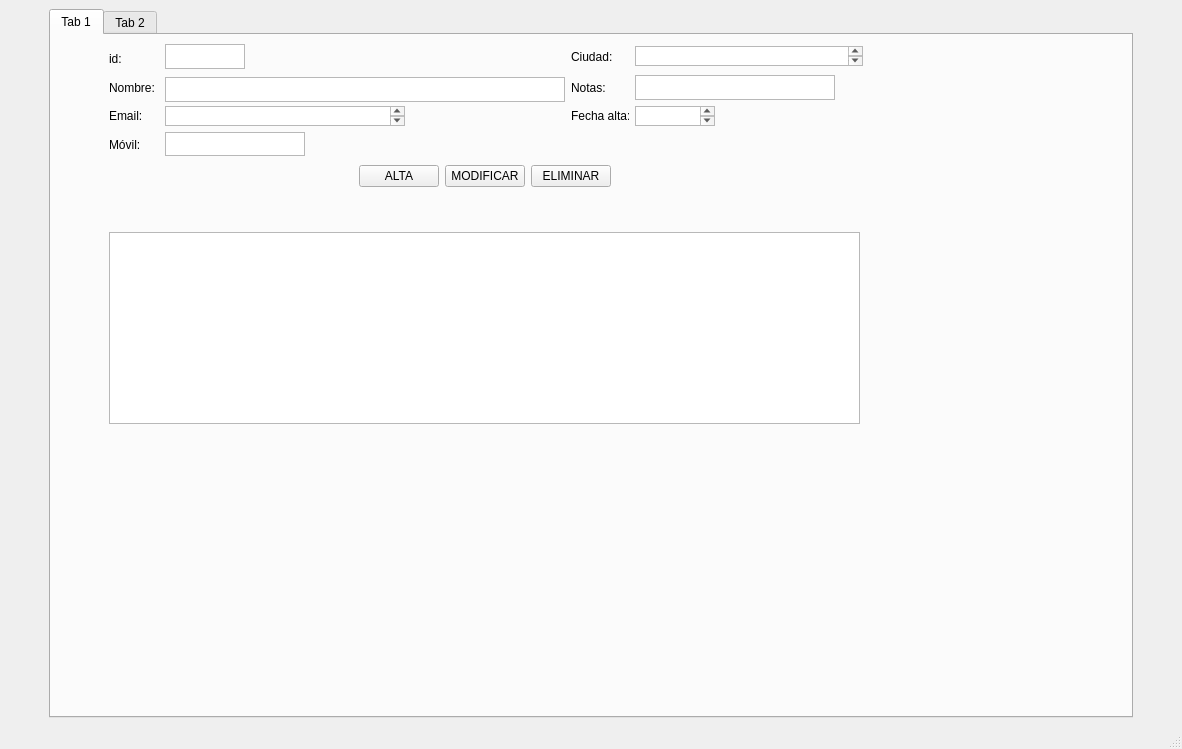
lauri1604/rodriguezrodriguezrecupera, file rodriguezrodriguezrecupera/templates/venPrincipal.ui: the form before one commit.
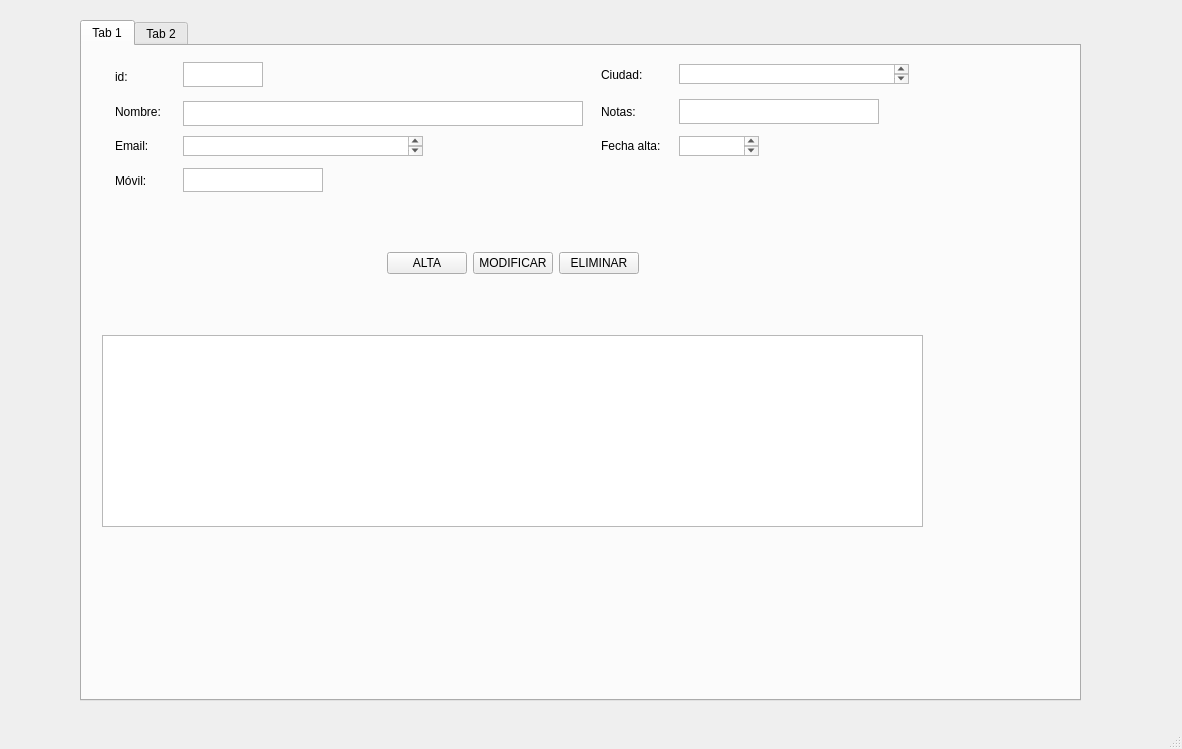
The form after the commit. Icons and pictures are not drawn.

Patch:
```diff
--- a/rodriguezrodriguezrecupera/templates/venPrincipal.ui
+++ b/rodriguezrodriguezrecupera/templates/venPrincipal.ui
@@ -24,9 +24,15 @@
     <normaloff>img/logo.ico</normaloff>img/logo.ico</iconset>
   </property>
   <widget class="QWidget" name="centralwidget">
-   <layout class="QGridLayout" name="gridLayout_12">
-    <item row="0" column="1">
      <widget class="QTabWidget" name="panPrincipal">
+    <property name="geometry">
+     <rect>
+      <x>80</x>
+      <y>20</y>
+      <width>1001</width>
+      <height>681</height>
+     </rect>
+    </property>
       <widget class="QWidget" name="pesContactos">
        <attribute name="title">
         <string>Tab 1</string>
@@ -34,10 +40,10 @@
        <widget class="QWidget" name="layoutWidget">
         <property name="geometry">
          <rect>
-          <x>58</x>
-          <y>9</y>
-          <width>754</width>
-          <height>115</height>
+        <x>21</x>
+        <y>10</y>
+        <width>821</width>
+        <height>146</height>
          </rect>
         </property>
         <layout class="QGridLayout" name="gridLayout">
@@ -330,44 +336,31 @@
        <widget class="QWidget" name="layoutWidget">
         <property name="geometry">
          <rect>
-          <x>58</x>
-          <y>130</y>
-          <width>751</width>
-          <height>259</height>
+        <x>20</x>
+        <y>150</y>
+        <width>821</width>
+        <height>331</height>
          </rect>
         </property>
         <layout class="QGridLayout" name="gridLayout_2">
-         <item row="0" column="0">
-          <spacer name="horizontalSpacer_3">
-           <property name="orientation">
-            <enum>Qt::Horizontal</enum>
-           </property>
-           <property name="sizeHint" stdset="0">
-            <size>
-             <width>40</width>
-             <height>20</height>
-            </size>
-           </property>
-          </spacer>
-         </item>
-         <item row="0" column="1" colspan="3">
-          <layout class="QHBoxLayout" name="horizontalLayout">
+       <item row="1" column="1" colspan="3">
+        <layout class="QHBoxLayout" name="horizontalLayout_2">
            <item>
-            <widget class="QPushButton" name="botonalta">
+          <widget class="QPushButton" name="botonalta_2">
              <property name="text">
               <string>ALTA</string>
              </property>
             </widget>
            </item>
            <item>
-            <widget class="QPushButton" name="botonmodificar">
+          <widget class="QPushButton" name="botonmodificar_2">
              <property name="text">
               <string>MODIFICAR</string>
              </property>
             </widget>
            </item>
            <item>
-            <widget class="QPushButton" name="botoneliminar">
+          <widget class="QPushButton" name="botoneliminar_2">
              <property name="text">
               <string>ELIMINAR</string>
              </property>
@@ -375,10 +368,7 @@
            </item>
           </layout>
          </item>
-         <item row="2" column="0" colspan="5">
-          <widget class="QTableWidget" name="tablaContactos"/>
-         </item>
-         <item row="1" column="2">
+       <item row="0" column="2">
           <spacer name="verticalSpacer">
            <property name="orientation">
             <enum>Qt::Vertical</enum>
@@ -391,7 +381,33 @@
            </property>
           </spacer>
          </item>
-         <item row="0" column="4">
+       <item row="2" column="2">
+        <spacer name="verticalSpacer_2">
+         <property name="orientation">
+          <enum>Qt::Vertical</enum>
+         </property>
+         <property name="sizeHint" stdset="0">
+          <size>
+           <width>20</width>
+           <height>28</height>
+          </size>
+         </property>
+        </spacer>
+       </item>
+       <item row="1" column="0">
+        <spacer name="horizontalSpacer_3">
+         <property name="orientation">
+          <enum>Qt::Horizontal</enum>
+         </property>
+         <property name="sizeHint" stdset="0">
+          <size>
+           <width>40</width>
+           <height>20</height>
+          </size>
+         </property>
+        </spacer>
+       </item>
+       <item row="1" column="4">
           <spacer name="horizontalSpacer_4">
            <property name="orientation">
             <enum>Qt::Horizontal</enum>
@@ -404,6 +420,9 @@
            </property>
           </spacer>
          </item>
+       <item row="3" column="0" colspan="5">
+        <widget class="QTableWidget" name="tableWidget"/>
+       </item>
         </layout>
        </widget>
       </widget>
@@ -413,40 +432,6 @@
        </attribute>
       </widget>
      </widget>
-    </item>
-    <item row="0" column="0">
-     <spacer name="horizontalSpacer_2">
-      <property name="orientation">
-       <enum>Qt::Horizontal</enum>
-      </property>
-      <property name="sizeType">
-       <enum>QSizePolicy::Fixed</enum>
-      </property>
-      <property name="sizeHint" stdset="0">
-       <size>
-        <width>40</width>
-        <height>20</height>
-       </size>
-      </property>
-     </spacer>
-    </item>
-    <item row="0" column="2">
-     <spacer name="horizontalSpacer">
-      <property name="orientation">
-       <enum>Qt::Horizontal</enum>
-      </property>
-      <property name="sizeType">
-       <enum>QSizePolicy::Fixed</enum>
-      </property>
-      <property name="sizeHint" stdset="0">
-       <size>
-        <width>40</width>
-        <height>20</height>
-       </size>
-      </property>
-     </spacer>
-    </item>
-   </layout>
   </widget>
   <widget class="QMenuBar" name="menubar">
    <property name="geometry">
```
Left out of the diff: 256 changed lines with no effect on the pictures. Lines whose indentation alone changed are shown as unchanged.
